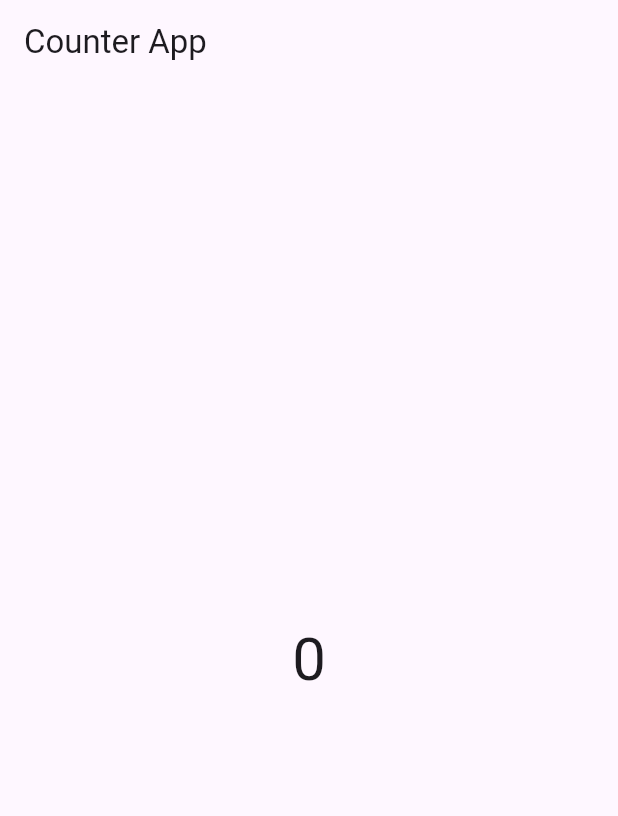
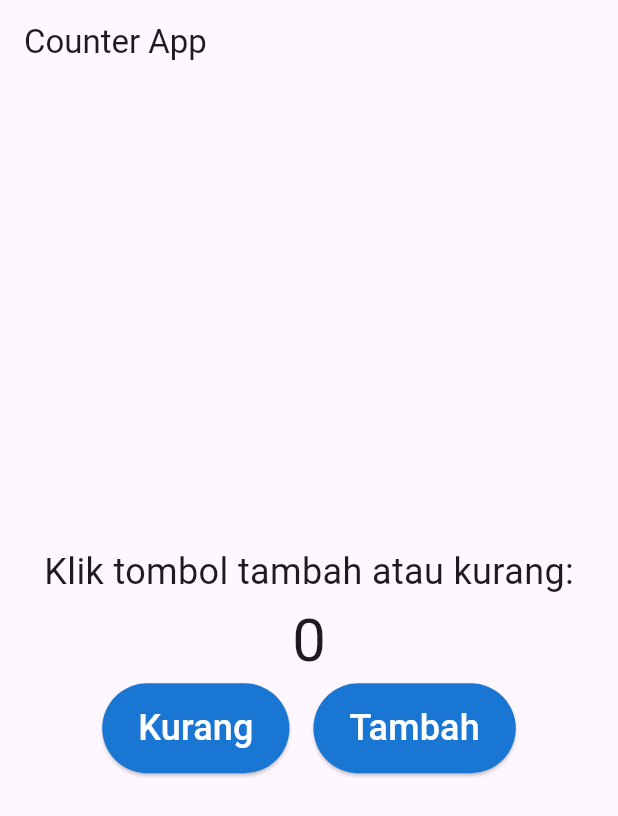
Before and after one commit to contrapoetra/mobile-programming-8, a Flutter app: the screen it shows after launch, on a phone screen of 412 x 824 dp. Shown: the top 816 px of the screen. Run offline on Flutter 3.47's test engine with Material 3 defaults, Android fonts, the phone set to English and light mode, and no system bars.

Commit message:
add counting functions

```diff
--- a/counter_app/lib/main.dart
+++ b/counter_app/lib/main.dart
@@ -26,14 +26,63 @@ class CounterPage extends StatefulWidget {
 class _CounterPageState extends State<CounterPage> {
   int _counter = 0; // state
 
+  void _incrementCounter() {
+    setState(() {
+      _counter++;
+    });
+  }
+
+  void _decrementCounter() {
+    setState(() {
+      _counter--;
+    });
+  }
+
   @override
   Widget build(BuildContext context) {
     return Scaffold(
       appBar: AppBar(title: const Text('Counter App')),
       body: Center(
-        child: Text(
-          '$_counter',
-          style: const TextStyle(fontSize: 40),
+        child: Column(
+          mainAxisAlignment: MainAxisAlignment.center,
+          children: [
+            const Text(
+              'Klik tombol tambah atau kurang:',
+              style: TextStyle(fontSize: 24),
+            ),
+            Text(
+              '$_counter',
+              style: const TextStyle(fontSize: 40),
+            ),
+            Row(
+              mainAxisAlignment: MainAxisAlignment.center,
+              children: [
+                ElevatedButton(
+                  style: ElevatedButton.styleFrom(
+                    backgroundColor: Colors.blue[700]!,
+                    minimumSize: const Size(100, 60),
+                  ),
+                  onPressed: _decrementCounter,
+                  child: const Text(
+                    'Kurang',
+                    style: TextStyle(color: Colors.white, fontSize: 24),
+                  ),
+                ),
+                const SizedBox(width: 16),
+                ElevatedButton(
+                  style: ElevatedButton.styleFrom(
+                    backgroundColor: Colors.blue[700]!,
+                    minimumSize: const Size(100, 60),
+                  ),
+                  onPressed: _incrementCounter,
+                  child: const Text(
+                    'Tambah',
+                    style: TextStyle(color: Colors.white, fontSize: 24),
+                  ),
+                ),
+              ],
+            ),
+          ],
         ),
       ),
     );
```
